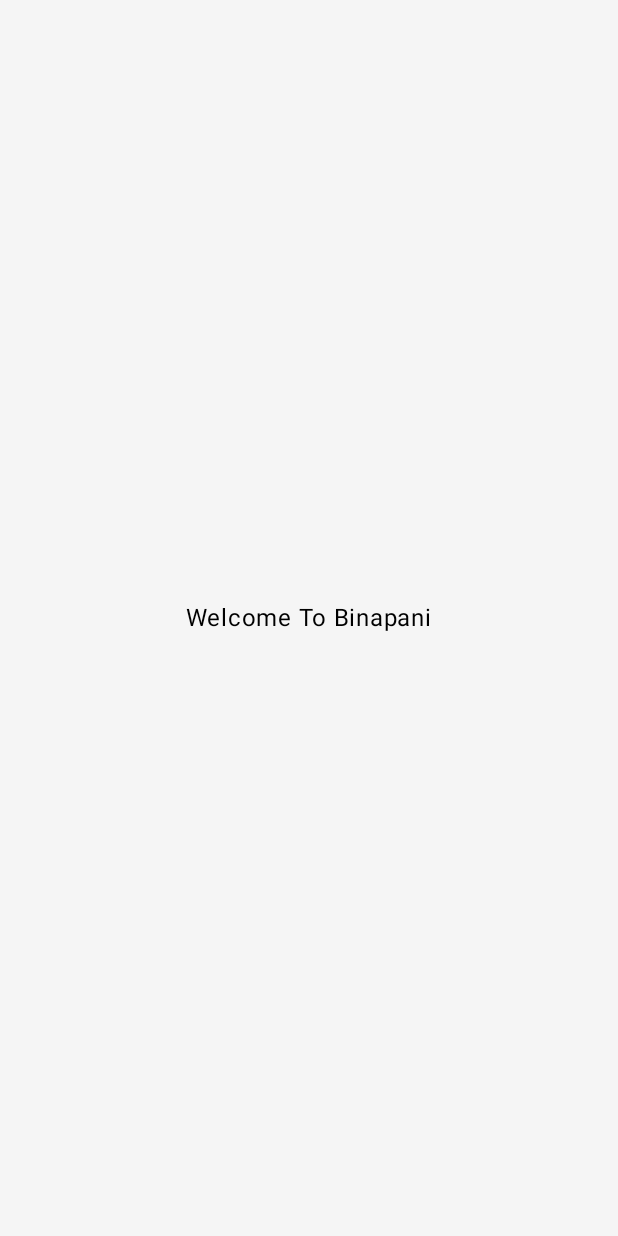
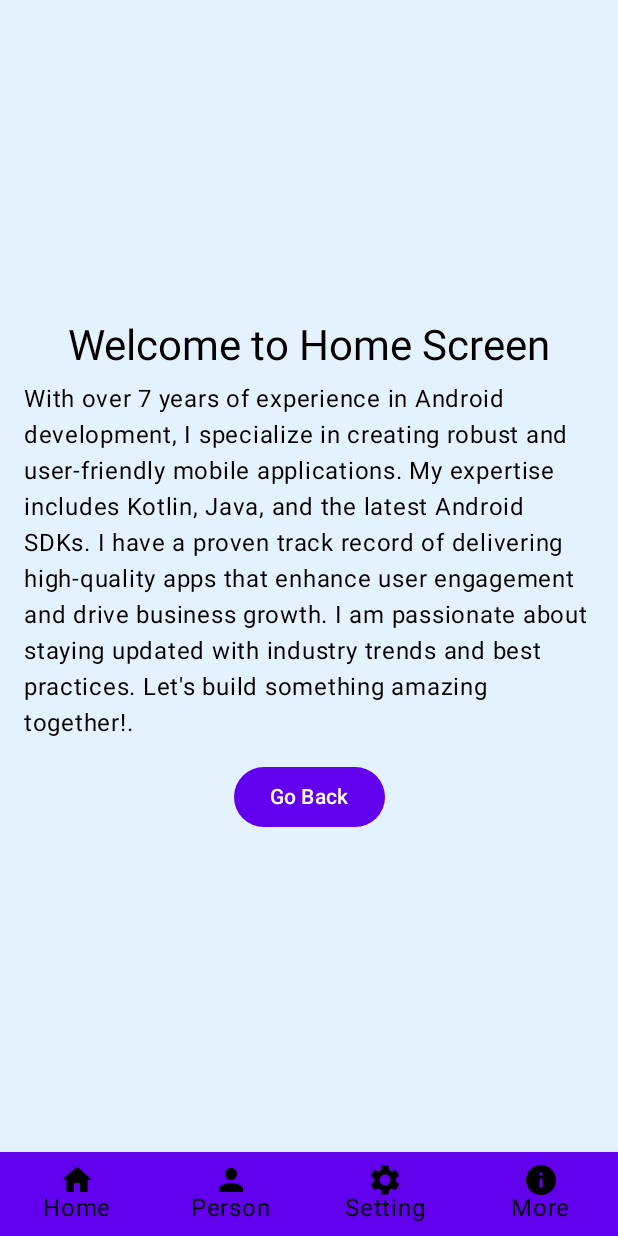
Before and after one commit to prasant89/MVVMCleanArchitecture, an Android app built with Jetpack Compose: the BottomNavigationApp screen opened through its navigation route, on a phone screen of 412 x 824 dp. Before the commit the screen is almost empty. Run offline under Robolectric (Android 15) with nearby library versions, the phone set to English and light mode, and no system bars; our stand-ins replace Dagger/Hilt's generated code.

Commit message:
Added Bottom Navigation Home,Profile,Setting,More etc

```diff
--- a/app/src/main/java/com/prasant/binapani/presentation/view/screens/NavigationRoutes.kt
+++ b/app/src/main/java/com/prasant/binapani/presentation/view/screens/NavigationRoutes.kt
@@ -1,4 +1,4 @@
-package com.jodhpurtechies.composelogin.ui.screens
+package com.prasant.binapani.presentation.view.screens
 
 sealed class NavigationRoutes {
 
@@ -13,6 +13,7 @@ sealed class NavigationRoutes {
     sealed class Authenticated(val route: String) : NavigationRoutes() {
         object NavigationRoute : Authenticated(route = "authenticated")
         object Dashboard : Authenticated(route = "Dashboard")
+        object DetailsScreen : Authenticated(route = "DetailsScreen")
     }
 
     // SplashScreen Routes
--- /dev/null
+++ b/app/src/main/java/com/prasant/binapani/presentation/view/screens/botton_navigation/Home.kt
@@ -0,0 +1,15 @@
+package com.prasant.binapani.presentation.view.screens.botton_navigation
+
+import androidx.compose.runtime.Composable
+import androidx.compose.ui.graphics.Color
+import androidx.navigation.NavController
+
+@Composable
+fun  Home(navController: NavController) {
+    ScreenContent(
+        title = "Welcome to Home Screen",
+        description = "With over 7 years of experience in Android development, I specialize in creating robust and user-friendly mobile applications. My expertise includes Kotlin, Java, and the latest Android SDKs. I have a proven track record of delivering high-quality apps that enhance user engagement and drive business growth. I am passionate about staying updated with industry trends and best practices. Let's build something amazing together!.",
+        backgroundColor = Color(0xFFE3F2FD),
+        navController = navController
+    )
+}
--- /dev/null
+++ b/app/src/main/java/com/prasant/binapani/presentation/view/screens/botton_navigation/ScreenContent.kt
@@ -0,0 +1,47 @@
+package com.prasant.binapani.presentation.view.screens.botton_navigation
+
+import androidx.compose.foundation.background
+import androidx.compose.foundation.layout.Box
+import androidx.compose.runtime.Composable
+import androidx.navigation.NavController
+import androidx.compose.foundation.layout.Column
+import androidx.compose.foundation.layout.Spacer
+import androidx.compose.foundation.layout.fillMaxSize
+import androidx.compose.foundation.layout.height
+import androidx.compose.foundation.layout.padding
+import androidx.compose.material3.Button
+import androidx.compose.material3.MaterialTheme
+import androidx.compose.material3.Text
+import androidx.compose.ui.Alignment
+import androidx.compose.ui.Modifier
+import androidx.compose.ui.graphics.Color
+import androidx.compose.ui.unit.dp
+
+
+@Composable
+fun ScreenContent(
+    title: String,
+    description: String,
+    backgroundColor: Color,
+    navController: NavController
+) {
+    Box(
+        modifier = Modifier
+            .fillMaxSize()
+            .background(backgroundColor)
+            .padding(16.dp),
+        contentAlignment = Alignment.Center
+    ) {
+        Column(
+            horizontalAlignment = Alignment.CenterHorizontally
+        ) {
+            Text(text = title, style = MaterialTheme.typography.headlineMedium)
+            Spacer(modifier = Modifier.height(8.dp))
+            Text(text = description, style = MaterialTheme.typography.bodyLarge)
+            Spacer(modifier = Modifier.height(16.dp))
+            Button(onClick = { navController.navigateUp() }) {
+                Text("Go Back")
+            }
+        }
+    }
+}
--- /dev/null
+++ b/app/src/main/java/com/prasant/binapani/presentation/view/screens/compose_function/BottomNavigationApp.kt
@@ -0,0 +1,77 @@
+package com.prasant.binapani.presentation.view.screens.compose_function
+
+import androidx.compose.foundation.layout.padding
+import androidx.compose.material.BottomNavigation
+import androidx.compose.material.BottomNavigationItem
+import androidx.compose.material.icons.Icons
+import androidx.compose.material.icons.filled.Home
+import androidx.compose.material.icons.filled.Info
+import androidx.compose.material.icons.filled.Person
+import androidx.compose.material.icons.filled.Settings
+import androidx.compose.material3.Icon
+import androidx.compose.material3.Scaffold
+import androidx.compose.material3.Text
+import androidx.compose.runtime.Composable
+import androidx.compose.ui.Modifier
+import androidx.compose.ui.graphics.vector.ImageVector
+import androidx.compose.ui.tooling.preview.Preview
+import androidx.navigation.NavController
+import androidx.navigation.compose.NavHost
+import androidx.navigation.compose.composable
+import androidx.navigation.compose.currentBackStackEntryAsState
+import androidx.navigation.compose.rememberNavController
+import com.prasant.binapani.presentation.view.screens.botton_navigation.Home
+import com.prasant.binapani.presentation.view.screens.botton_navigation.More
+import com.prasant.binapani.presentation.view.screens.botton_navigation.Profile
+import com.prasant.binapani.presentation.view.screens.botton_navigation.Setting
+
+@Composable
+fun BottomNavigationApp() {
+    val navController = rememberNavController()
+    Scaffold(
+        bottomBar = { BottomNavigationBar(navController) }
+    ) { innerPadding ->
+        NavHost(
+            navController = navController,
+            startDestination = "screen1",
+            modifier = Modifier.padding(innerPadding)
+        ) {
+            composable("screen1") { Home(navController) }
+            composable("screen2") { Profile(navController) }
+            composable("screen3") { Setting(navController) }
+            composable("screen4") { More(navController) }
+        }
+    }
+}
+
+@Composable
+fun BottomNavigationBar(navController: NavController) {
+    val items = listOf(
+        BottomNavItem("Home", Icons.Default.Home, "screen1"),
+        BottomNavItem("Person", Icons.Default.Person, "screen2"),
+        BottomNavItem("Setting", Icons.Default.Settings, "screen3"),
+        BottomNavItem("More", Icons.Default.Info, "screen4")
+    )
+
+    BottomNavigation {
+        val currentBackStackEntry = navController.currentBackStackEntryAsState()
+        val currentDestination = currentBackStackEntry.value?.destination
+
+        items.forEach { item ->
+            BottomNavigationItem(
+                icon = { Icon(item.icon, contentDescription = null) },
+                label = { Text(item.title) },
+                selected = currentDestination?.route == item.route,
+                onClick = { navController.navigate(item.route) }
+            )
+        }
+    }
+}
+
+data class BottomNavItem(val title: String, val icon: ImageVector, val route: String)
+
+@Preview(showBackground = true)
+@Composable
+fun PreviewBottomNavigationApp() {
+    BottomNavigationApp()
+}
```
Also changed, not shown: app/src/main/java/com/prasant/binapani/LandingScreenActivity.kt (+4 -4 lines), app/src/main/java/com/prasant/binapani/presentation/navigation/NestedNavigations.kt (+47 -31 lines), app/src/main/java/com/prasant/binapani/presentation/view/screens/botton_navigation/More.kt (added, +20 -0 lines), app/src/main/java/com/prasant/binapani/presentation/view/screens/botton_navigation/Profile.kt (added, +15 -0 lines), app/src/main/java/com/prasant/binapani/presentation/view/screens/botton_navigation/Setting.kt (added, +15 -0 lines), app/src/main/java/com/prasant/binapani/presentation/view/screens/compose_function/DetailsScreen.kt (added, +19 -0 lines), app/src/main/java/com/prasant/binapani/presentation/view/screens/dashboard/DashboardScreen.kt (+87 -8 lines).
